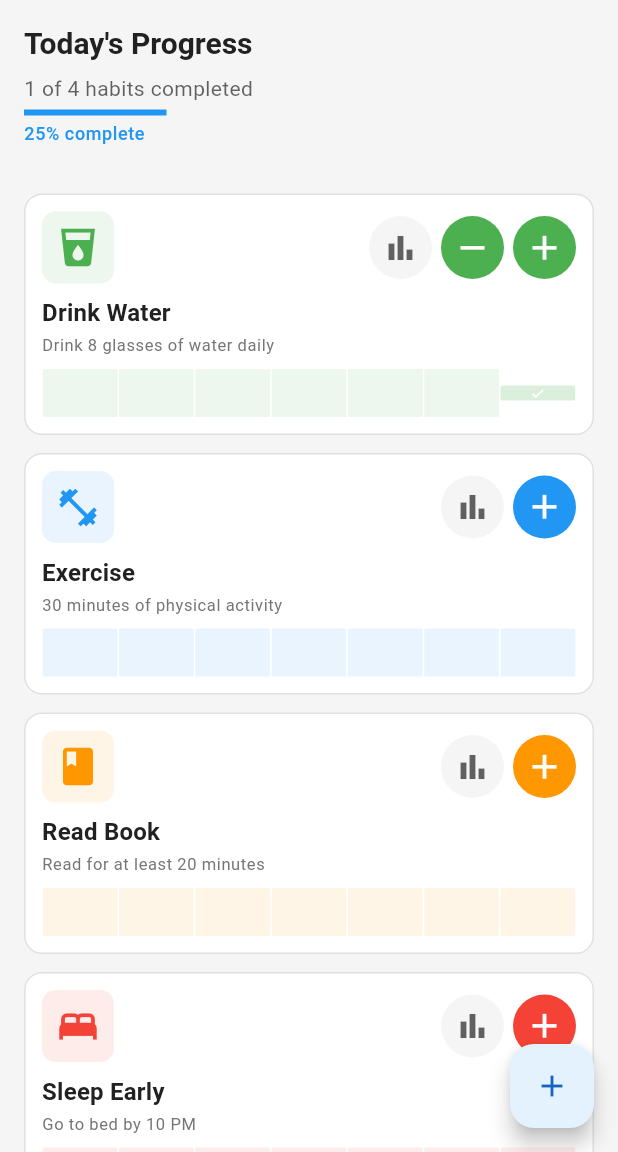
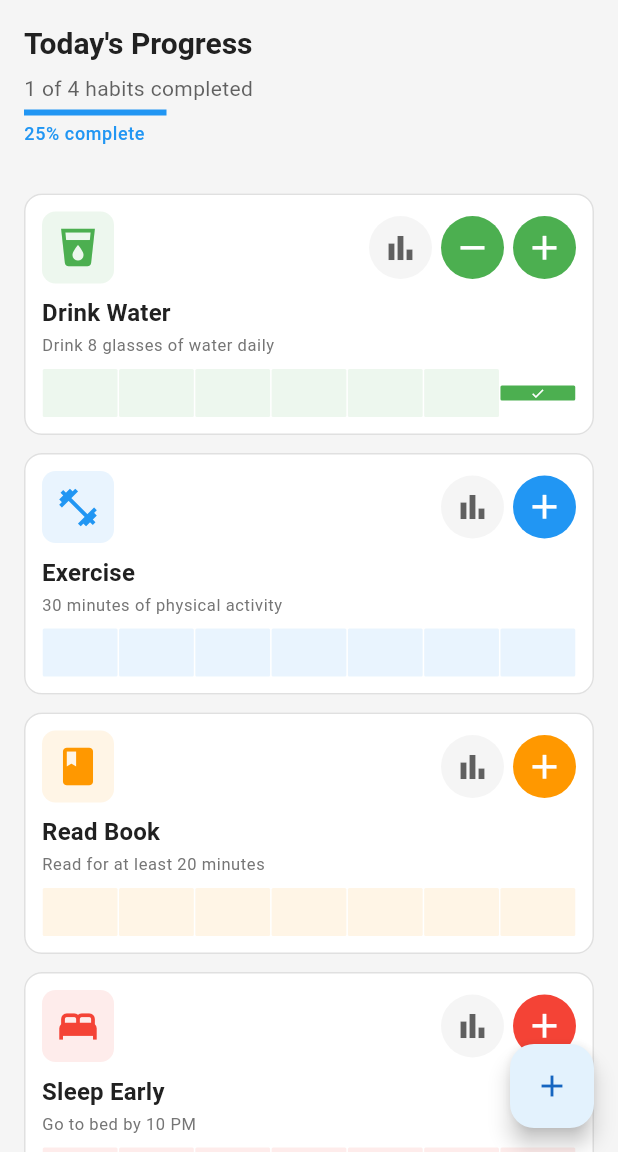
Before and after one commit to fcavaletto/habit_forge_app, a Flutter app: the screen it shows after launch, after a tap on "Add Sample Habits", after a tap on the "add" icon, on a phone screen of 412 x 824 dp, the part 84-1236 px from its top. Run offline on Flutter 3.47's test engine with Material 3 defaults, Android fonts, the phone set to English and light mode, and no system bars; our stand-ins replace file_picker, fl_chart, flutter_local_notifications, share_plus, shared_preferences, sqflite and 1 more; accounts and stored records are empty.

Commit message:
Implement goal-based progress visualization in HabitCard
- Update intensity calculation to use habit.targetGoal instead of hardcoded 5.0
- Replace count-based display logic with goal-based logic using habit.isGoalAchieved()
- Show check icon when goal is achieved (count >= targetGoal)
- Show count number when goal is not achieved but count > 0
- Maintain ratio-based coloring for accurate progress visualization
- Each habit now displays progress relative to its individual target goal

```diff
--- a/lib/widgets/habit_card.dart
+++ b/lib/widgets/habit_card.dart
@@ -266,7 +266,7 @@ class HabitCard extends StatelessWidget {
                   children: List.generate(7, (index) {
                     final date = DateTime.now().subtract(Duration(days: 6 - index));
                     final count = habit.getCompletionCount(date);
-                    final intensity = count > 0 ? (count / 5.0).clamp(0.0, 1.0) : 0.0; // Max 5 for visualization
+                    final intensity = count > 0 ? (count / habit.targetGoal).clamp(0.0, 1.0) : 0.0; // Use actual goal for visualization
 
                     return Expanded(
                       child: Container(
@@ -277,7 +277,13 @@ class HabitCard extends StatelessWidget {
                               : habitColor.withValues(alpha: 0.1),
                           borderRadius: BorderRadius.circular(1),
                         ),
-                        child: count > 1
+                        child: habit.isGoalAchieved(date)
+                            ? const Icon(
+                                Icons.check,
+                                size: 10,
+                                color: Colors.white,
+                              )
+                            : count > 0
                             ? Center(
                                 child: Text(
                                   count.toString(),
@@ -287,12 +293,6 @@ class HabitCard extends StatelessWidget {
                                     fontWeight: FontWeight.w600,
                                   ),
                                 ),
-                              )
-                            : count == 1
-                            ? const Icon(
-                                Icons.check,
-                                size: 10,
-                                color: Colors.white,
                               )
                             : null,
                       ),
```
